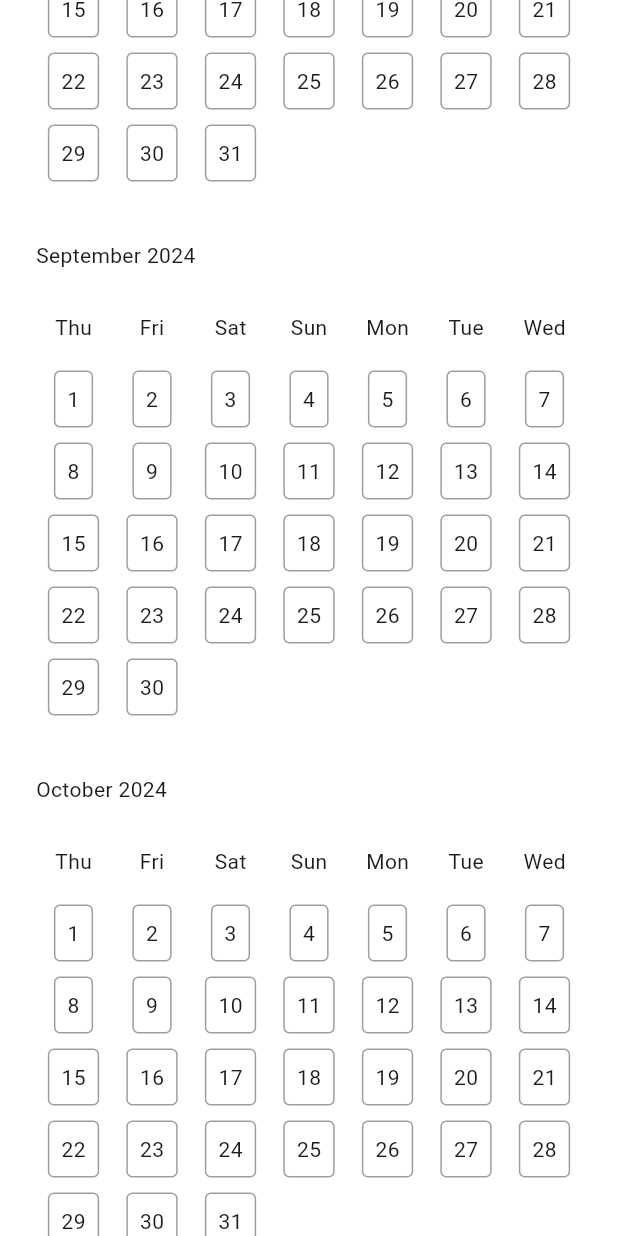
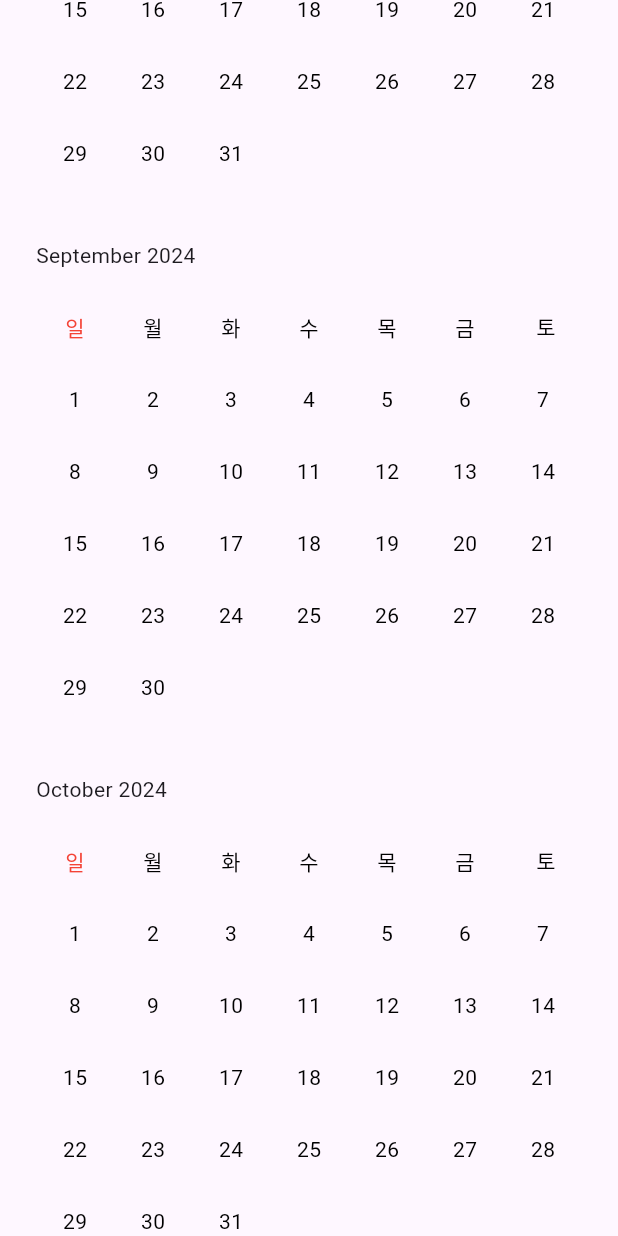
Before and after one commit to GGSDH/GGH_FE_VALIDATION, a Flutter app: the screen it shows after launch, scrolled down 576 dp, on a phone screen of 412 x 824 dp. Run offline on Flutter 3.47's test engine with Material 3 defaults, Android fonts, the phone set to English and light mode, and no system bars.

Commit message:
Feat : 1년 짜리 캘린더 기간 선택 기능 구현

```diff
--- a/lib/screens/range_picker_screen.dart
+++ b/lib/screens/range_picker_screen.dart
@@ -1,3 +1,5 @@
+import 'dart:developer';
+
 import 'package:flutter/material.dart';
 import '../widgets/range_picker.dart';
 
@@ -6,18 +8,61 @@ class RangePickerScreen extends StatelessWidget {
 
   @override
   Widget build(BuildContext context) {
-    return Container(
-      decoration: const BoxDecoration(
-        color: Colors.white
-      ),
-      child: ListView.builder(
-        itemCount: 12,
-        itemBuilder: (BuildContext context, int index) {
-          final now = DateTime.now();
-          final targetDate = DateTime(now.year, now.month + index);
-          return RangePicker(now: targetDate);
-        },
-      ),
+    return const YearRangePicker();
+  }
+}
+
+class YearRangePicker extends StatefulWidget {
+  const YearRangePicker({super.key});
+
+  @override
+  State<YearRangePicker> createState() => _YearRangePickerState();
+}
+
+class _YearRangePickerState extends State<YearRangePicker> {
+  late DateTime startDate;
+  late DateTime endDate;
+
+  @override
+  void initState() {
+    super.initState();
+    startDate = DateTime.now();
+    endDate = DateTime.now();
+  }
+
+  void _onDaySelected(DateTime selectedDay) {
+    setState(() {
+      log('selectedDay: $selectedDay');
+      if (startDate.isBefore(endDate)) {
+        startDate = selectedDay;
+        endDate = selectedDay;
+      } else if (selectedDay.isBefore(startDate)) {
+        startDate = selectedDay;
+      } else if (selectedDay.isAfter(endDate)) {
+        endDate = selectedDay;
+      } else {
+        startDate = selectedDay;
+        endDate = selectedDay;
+      }
+    });
+  }
+
+  @override
+  Widget build(BuildContext context) {
+    final now = DateTime.now();
+
+    return ListView.builder(
+      itemCount: 12,
+      itemBuilder: (BuildContext context, int index) {
+        final targetDate = DateTime(now.year, now.month + index, now.day);
+
+        return RangePicker(
+          now: targetDate,
+          startDate: startDate,
+          endDate: endDate,
+          onDaySelected: _onDaySelected,
+        );
+      },
     );
   }
 }
--- a/lib/widgets/range_picker.dart
+++ b/lib/widgets/range_picker.dart
@@ -1,30 +1,31 @@
+import 'dart:developer';
+
 import 'package:flutter/material.dart';
 import 'package:ggh_fe_valdation/extension/partition.dart';
 import 'package:intl/intl.dart';
 
-class RangePicker extends StatefulWidget {
-  const RangePicker({super.key, required this.now});
+class RangePicker extends StatelessWidget {
+  const RangePicker({
+    super.key,
+    required this.now,
+    required this.startDate,
+    required this.endDate,
+    required this.onDaySelected,
+  });
 
   final DateTime now;
+  final DateTime? startDate;
+  final DateTime? endDate;
+  final void Function(DateTime) onDaySelected;
 
   @override
-  State<RangePicker> createState() => _RangePickerState();
-}
-
-class _RangePickerState extends State<RangePicker> {
-  @override
   Widget build(BuildContext context) {
-    final now = widget.now;
-
     final days = _getMonthDays(now);
     final weeks = days.partition(7).toList();
 
     return SingleChildScrollView(
       child: Padding(
-        padding: const EdgeInsets.symmetric(
-          horizontal: 24,
-          vertical: 10
-        ),
+        padding: const EdgeInsets.symmetric(horizontal: 24, vertical: 10),
         child: Column(
           crossAxisAlignment: CrossAxisAlignment.start,
           children: [
@@ -32,10 +33,10 @@ class _RangePickerState extends State<RangePicker> {
             const WeekHeader(),
             ...weeks.map((week) => Week(
               weekDays: week,
-              onDaySelected: (day) {
-                print(day);
-              }
-            ))
+              onDaySelected: onDaySelected,
+              startDate: startDate,
+              endDate: endDate,
+            )),
           ],
         ),
       ),
@@ -44,7 +45,6 @@ class _RangePickerState extends State<RangePicker> {
 
   List<DateTime> _getMonthDays(DateTime date) {
     final lastDay = DateTime(date.year, date.month + 1, 0);
-
     return List.generate(lastDay.day, (index) => DateTime(date.year, date.month, index + 1));
   }
 }
@@ -55,7 +55,7 @@ class YearMonthHeader extends StatelessWidget {
     required this.currentDate
   });
 
-  final currentDate;
+  final DateTime currentDate;
 
   @override
   Widget build(BuildContext context) {
@@ -71,18 +71,32 @@ class WeekHeader extends StatelessWidget {
 
   @override
   Widget build(BuildContext context) {
+    final weekdays = ['일', '월', '화', '수', '목', '금',' 토'];
+
     return Row(
       mainAxisAlignment: MainAxisAlignment.spaceBetween,
       mainAxisSize: MainAxisSize.max,
-      children: List.generate(7, (index) {
-        final day = DateTime.now().subtract(Duration(days: 6 - index));
-        return Container(
-          alignment: Alignment.center,
-          width: 50,
-          height: 48,
-          child: Text(DateFormat.E().format(day))
+      children: weekdays.map((day) {
+        final textColor = day == '일'
+            ? Colors.red
+            : day == "토"
+              ? Colors.blue
+              : Colors.black;
+
+        return Expanded(
+          flex: 1,
+          child: Container(
+            alignment: Alignment.center,
+            height: 48,
+            child: Text(
+              day,
+              style: TextStyle(
+                color: textColor
+              )
+            )
+          ),
         );
-      }),
+      }).toList()
     );
   }
 }
@@ -90,31 +104,36 @@ class WeekHeader extends StatelessWidget {
 class Week extends StatelessWidget {
   final List<DateTime> weekDays;
   final Function(DateTime) onDaySelected;
+  final DateTime? startDate;
+  final DateTime? endDate;
 
   const Week({
     super.key,
     required this.weekDays,
-    required this.onDaySelected
+    required this.onDaySelected,
+    required this.startDate,
+    required this.endDate
   });
 
   @override
   Widget build(BuildContext context) {
     return Row(
       mainAxisAlignment: MainAxisAlignment.spaceBetween,
-      mainAxisSize: MainAxisSize.max,
       children: List.generate(7, (index) {
         if (index < weekDays.length) {
           final day = weekDays[index];
-          return Container(
-              alignment: Alignment.center,
-              width: 50,
-              height: 48,
-              child: Day(day: day, onDaySelected: onDaySelected)
+          return Day(
+              day: day,
+              onDaySelected: onDaySelected,
+              startDate: startDate,
+              endDate: endDate
           );
         } else {
-          return const SizedBox(
-            width: 50,
-            height: 48,
+          return const Expanded(
+            flex: 1,
+            child: SizedBox(
+              height: 48
+            )
           );
         }
       }),
@@ -125,22 +144,70 @@ class Week extends StatelessWidget {
 class Day extends StatelessWidget {
   final DateTime day;
   final Function(DateTime) onDaySelected;
+  final DateTime? startDate;
+  final DateTime? endDate;
 
   const Day({
     super.key,
     required this.day,
-    required this.onDaySelected
+    required this.onDaySelected,
+    required this.startDate,
+    required this.endDate
   });
 
   @override
   Widget build(BuildContext context) {
-    return Container(
-      padding: const EdgeInsets.all(8),
-      decoration: BoxDecoration(
-        border: Border.all(color: Colors.grey),
-        borderRadius: BorderRadius.circular(4),
+    log('startDate: $startDate');
+    log('endDate: $endDate');
+
+    bool isSelected = startDate != null &&
+        endDate != null &&
+        day.isAfter(startDate!.subtract(const Duration(hours: 6))) &&
+        day.isBefore(endDate!.add(const Duration(hours: 6)));
+
+    bool isStartDay = startDate != null &&
+        startDate!.year == day.year &&
+        startDate!.month == day.month &&
+        startDate!.day == day.day;
+    bool isEndDay = endDate != null &&
+        endDate!.year == day.year &&
+        endDate!.month == day.month &&
+        endDate!.day == day.day;
+
+    log('isStartDay: $isStartDay');
+    log('isEndDay: $isEndDay');
+
+    final borderRadius = BorderRadius.only(
+      topLeft: isStartDay ? const Radius.circular(30) : Radius.zero,
+      bottomLeft: isStartDay ? const Radius.circular(30) : Radius.zero,
+      topRight: isEndDay ? const Radius.circular(30) : Radius.zero,
+      bottomRight: isEndDay ? const Radius.circular(30) : Radius.zero,
+    );
+
+    return Expanded(
+      flex: 1,
+      child: GestureDetector(
+        onTap: () => onDaySelected(day),
+        child: Container(
+        height: 48,
+          padding: const EdgeInsets.symmetric(vertical: 3.5),
+          alignment: Alignment.center,
+          child: Container(
+            constraints: const BoxConstraints.expand(),
+            alignment: Alignment.center,
+            decoration: BoxDecoration(
+              borderRadius: borderRadius,
+              color: isSelected ? Colors.blue.withOpacity(0.1) : Colors.transparent,
+            ),
+            child: Text(
+              day.day.toString(),
+              style: TextStyle(
+                color: isSelected ? Colors.blue : Colors.black
+              )
+            ),
+          ),
+        ),
       ),
-      child: Text(day.day.toString()),
     );
   }
 }
```
